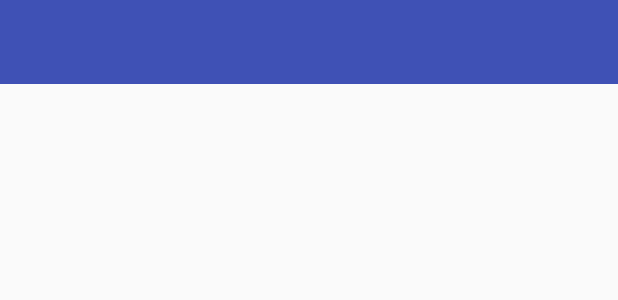
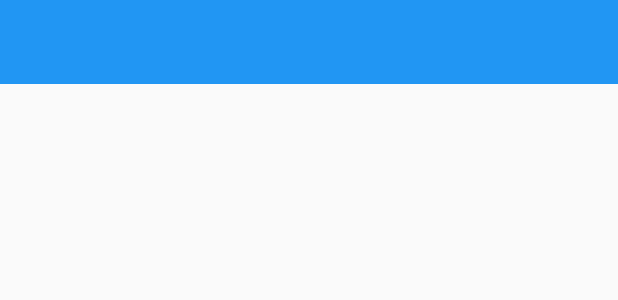
Before and after one commit to hiseholuwa/navigation-drawer-material-design, an Android app: the layout activity_main.xml on its own in the app's theme, with its tools: preview values and no code run, on a phone screen of 412 x 824 dp. Shown: the top 300 px of the screen. Run offline under Robolectric (Android 15) with nearby library versions, the phone set to English and light mode, and no system bars.

Commit message:
Created a DrawerLayout with a navigation view created in it.

```diff
--- a/app/src/main/java/hiseholuwa/navigationdrawer/MainActivity.java
+++ b/app/src/main/java/hiseholuwa/navigationdrawer/MainActivity.java
@@ -11,7 +11,7 @@ public class MainActivity extends AppCompatActivity {
     @Override
     protected void onCreate(Bundle savedInstanceState) {
         super.onCreate(savedInstanceState);
-        setContentView(R.layout.activity_main);
+        setContentView(R.layout.navigation_drawer);
 
         toolbar = (Toolbar) findViewById(R.id.toolbar);
         setSupportActionBar(toolbar);
--- a/app/src/main/res/values/colors.xml
+++ b/app/src/main/res/values/colors.xml
@@ -1,6 +1,6 @@
 <?xml version="1.0" encoding="utf-8"?>
 <resources>
-    <color name="colorPrimary">#3F51B5</color>
-    <color name="colorPrimaryDark">#303F9F</color>
+    <color name="colorPrimary">#2196F3</color>
+    <color name="colorPrimaryDark">#1976D2</color>
     <color name="colorAccent">#FF4081</color>
 </resources>
```
Also changed, not shown: app/src/main/res/layout/navigation_drawer.xml (added, +20 -0 lines).
